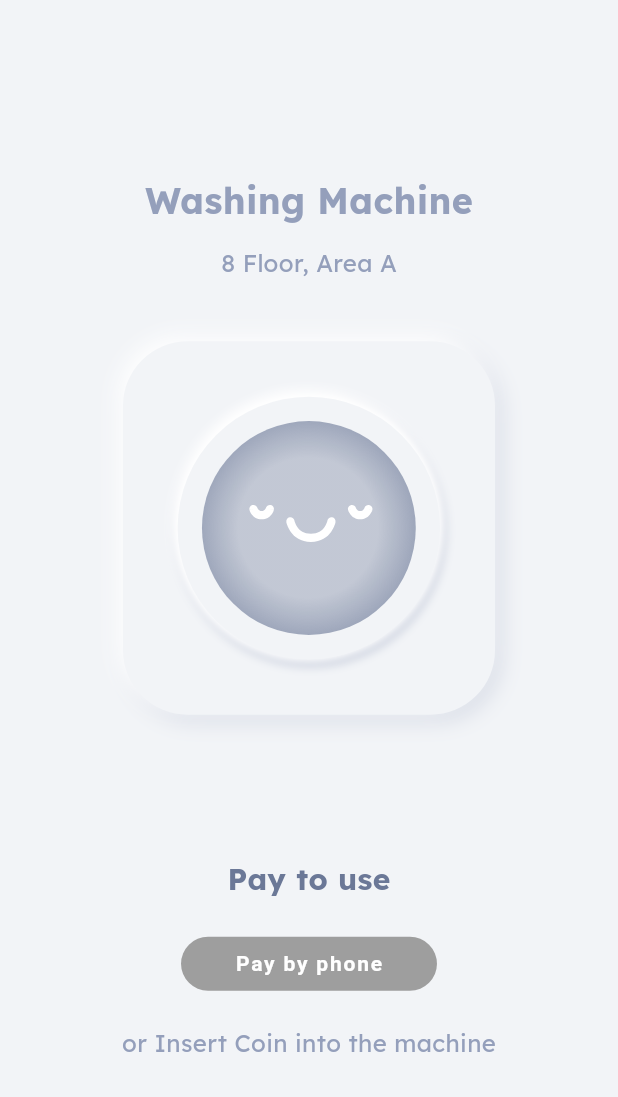
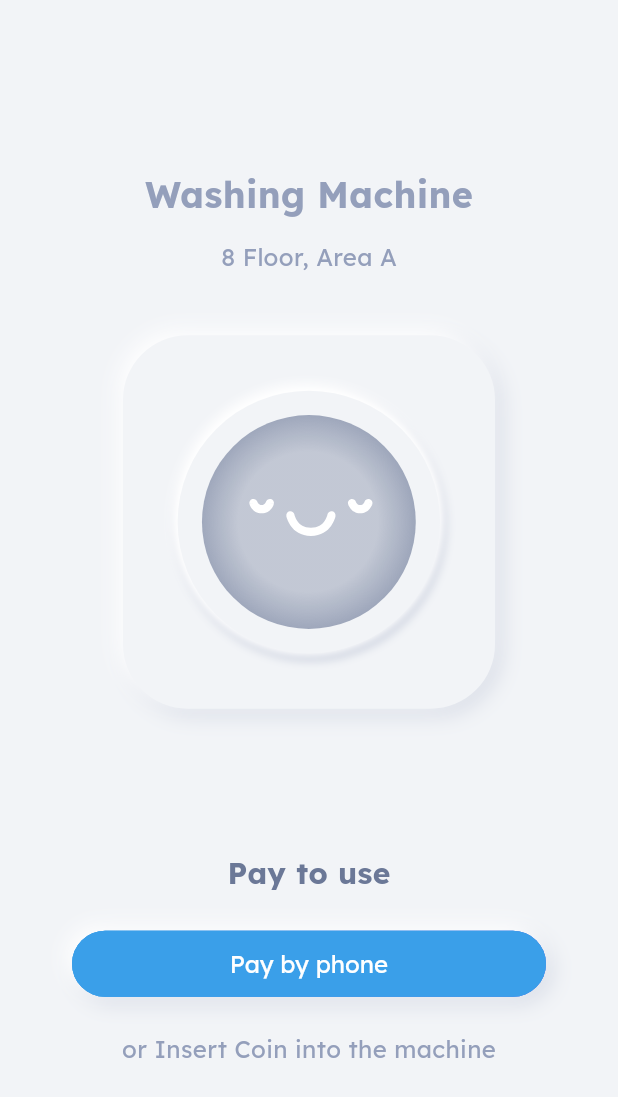
Before and after one commit to FooJiaYin/laundry-savior, a Flutter app: the BottomTabNavigationPage screen opened by its route, after a tap on an icon or button, on a phone screen of 412 x 824 dp. Shown: the top 1097 px of the screen. Run offline on Flutter 3.47's test engine with Material 2 defaults, Android fonts, the phone set to English and light mode, and no system bars; our stand-ins replace dio, flutter_svg, shared_preferences; accounts and stored records are empty; network calls fail.

Commit message:
feat: NeumorphicButton with gradient

```diff
--- a/lib/theme/theme.dart
+++ b/lib/theme/theme.dart
@@ -39,7 +39,7 @@ class CustomTheme with ChangeNotifier {
 
     elevatedButtonTheme: ElevatedButtonThemeData(
       style: ButtonStyle(
-        textStyle: MaterialStateProperty.all(const TextStyle(fontWeight: FontWeight.bold, letterSpacing: 1.2)),
+        textStyle: MaterialStateProperty.all(const TextStyle(fontSize: 20)),
         padding: MaterialStateProperty.all<EdgeInsetsGeometry>(Dimensions.buttonPadding),
         shadowColor: MaterialStateProperty.all<Color>(Colors.transparent),
         backgroundColor: MaterialStateProperty.all<Color>(ThemeColors.primaryColor),
@@ -140,7 +140,7 @@ class Dimensions {
   /// 36, 10
   static EdgeInsetsGeometry buttonPadding = const EdgeInsets.symmetric(
     horizontal: 36.0,
-    vertical: 10.0,
+    vertical: 12.0,
   );
 }
 
--- /dev/null
+++ b/lib/views/components/neumorphic_button.dart
@@ -0,0 +1,41 @@
+// ignore_for_file: public_member_api_docs, sort_constructors_first
+import 'package:flutter/material.dart';
+
+import '../../theme/theme.dart';
+import '../widgets/button.dart';
+
+class NeumorphicButton extends StatelessWidget {
+  const NeumorphicButton({
+    Key? key,
+    required this.text,
+    this.textColor,
+    this.gradient,
+    this.onPressed,
+  }) : super(key: key);
+
+  final String text;
+  final Color? textColor;
+  final Gradient? gradient;
+  final dynamic onPressed;
+
+  @override
+  Widget build(BuildContext context) {
+    return Container(
+      decoration: BoxDecoration(
+        borderRadius: BorderRadius.all(Radius.circular(Dimensions.buttonRadius)),
+        gradient: gradient,
+        boxShadow: ThemeDecoration.neumorphicShadow,
+      ),
+      child: Button(
+        backgroundColor: gradient == null ? ThemeColors.backgroundColor : Colors.transparent,
+        gradient: gradient,
+        text: text,
+        textStyle: TextStyle(
+          color: textColor ?? (gradient != null ? Colors.white : ThemeColors.darkGrey),
+        ),
+        width: double.infinity,
+        onPressed: onPressed,
+      ),
+    );
+  }
+}
--- a/lib/views/screens/machine.dart
+++ b/lib/views/screens/machine.dart
@@ -6,8 +6,8 @@ import '../../generated/l10n.dart';
 import '../../models/machine.dart';
 import '../../theme/theme.dart';
 import '../../utils/string.dart';
+import '../components/neumorphic_button.dart';
 import '../components/neumorphic_container.dart';
-import '../widgets/button.dart';
 import '../widgets/scaffold_page.dart';
 import '../widgets/shape.dart';
 
@@ -68,7 +68,8 @@ class _MachinePageState extends State<MachinePage> {
                 child: Text("Pay to use", style: ThemeFont.header(fontSize: 20, color: ThemeColors.darkGrey)),
               ),
               const SizedBox(height: 24),
-              Button(
+              NeumorphicButton(
+                gradient: ThemeColors.blueRingGradient,
                 text: "Pay by phone",
               ),
               const SizedBox(height: 24),
--- a/lib/views/widgets/button.dart
+++ b/lib/views/widgets/button.dart
@@ -1,3 +1,4 @@
+// ignore_for_file: public_member_api_docs, sort_constructors_first
 import 'package:flutter/material.dart';
 
 import '../../theme/theme.dart';
@@ -6,11 +7,12 @@ class Button extends StatelessWidget {
   const Button({
     Key? key,
     this.text = "",
-    this.width,
     this.textStyle,
     this.backgroundColor,
     this.borderColor,
     this.borderRadius,
+    this.gradient,
+    this.width,
     this.padding,
     this.disabled = false,
     this.onPressed,
@@ -22,37 +24,48 @@ class Button extends StatelessWidget {
   final Color? backgroundColor;
   final Color? borderColor;
   final double? borderRadius;
+  final Gradient? gradient;
   final double? width;
   final EdgeInsetsGeometry? padding;
   final bool disabled;
   final dynamic onPressed;
   final dynamic onLongPress;
 
+  TextStyle buttonTextStyle() {
+    var style = ThemeFont.style();
+    if (borderColor != null) {
+      style = style.merge(TextStyle(color: borderColor));
+    } else if (disabled) {
+      style = style.merge(TextStyle(color: Colors.black54));
+    }
+    return style.merge(textStyle);
+  }
+
   @override
   Widget build(BuildContext context) {
-    return backgroundColor != null || borderColor == null
+    var button = backgroundColor != null || borderColor == null
         ? ElevatedButton(
             onPressed: onPressed,
-      onLongPress: disabled? onPressed : onLongPress,
-      style: ButtonStyle(
+            onLongPress: disabled ? onPressed : onLongPress,
+            style: ElevatedButton.styleFrom(
               tapTargetSize: MaterialTapTargetSize.shrinkWrap,
-          padding: MaterialStateProperty.all<EdgeInsetsGeometry>(padding ?? Dimensions.buttonPadding),
-          minimumSize: width != null ? MaterialStateProperty.all<Size>(Size(width!, 0)) : MaterialStateProperty.all<Size>(Size.zero),
-          shadowColor: MaterialStateProperty.all<Color>(Colors.transparent),
-          side: borderColor != null ? MaterialStateProperty.all(BorderSide(color: borderColor!)) : null,
-          backgroundColor: onPressed == null || disabled
-            ? MaterialStateProperty.all<Color>(Theme.of(context).disabledColor)
-            : backgroundColor != null
-            ? MaterialStateProperty.all<Color>(backgroundColor!)
-            : null,
+              padding: padding ?? Dimensions.buttonPadding,
+              minimumSize: width != null ? Size(width!, 0) : Size.zero,
+              surfaceTintColor: backgroundColor ?? Colors.transparent,
+              shadowColor: Colors.transparent,
+              side: borderColor != null ? BorderSide(color: borderColor!) : null,
+              primary: onPressed == null || disabled
+                  ? Theme.of(context).disabledColor
+                  : backgroundColor ??
+                      (gradient != null
+                          ? Colors.transparent
+                          : null),
             ),
-      child: Text(text, style: textStyle ??
-        (borderColor != null ? TextStyle(color: borderColor) :
-          disabled ? const TextStyle(color: Colors.black54): null),),
+            child: Text(text, style: buttonTextStyle()),
           )
         : OutlinedButton(
-      onPressed: disabled? null : onPressed,
-      onLongPress: disabled? null : onLongPress,
+            onPressed: disabled ? null : onPressed,
+            onLongPress: disabled ? onPressed : onLongPress,
             style: ButtonStyle(
               tapTargetSize: MaterialTapTargetSize.shrinkWrap,
               padding: MaterialStateProperty.all<EdgeInsetsGeometry>(padding ?? Dimensions.buttonPadding),
@@ -64,8 +77,16 @@ class Button extends StatelessWidget {
               //   ? MaterialStateProperty.all<Color>(Colors.grey)
               //   : MaterialStateProperty.all<Color>(backgroundColor!)
             ),
-      child: Text(text, style: TextStyle(color: borderColor).merge(textStyle)),
+            child: Text(text, style: buttonTextStyle()),
           );
+    return gradient != null
+        ? Container(
+            decoration: BoxDecoration(
+              borderRadius: BorderRadius.all(Radius.circular(borderRadius ?? Dimensions.buttonRadius)),
+              gradient: gradient,
+            ),
+            child: button)
+        : button;
   }
 }
 
```
Lines whose indentation alone changed are shown as unchanged.
